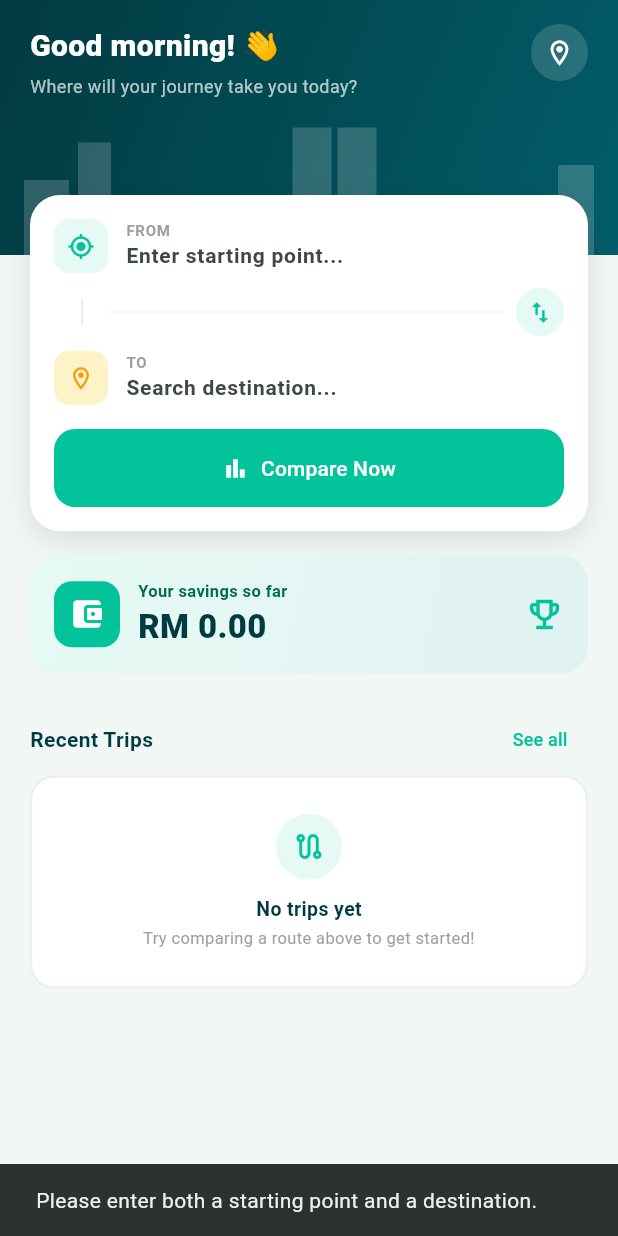
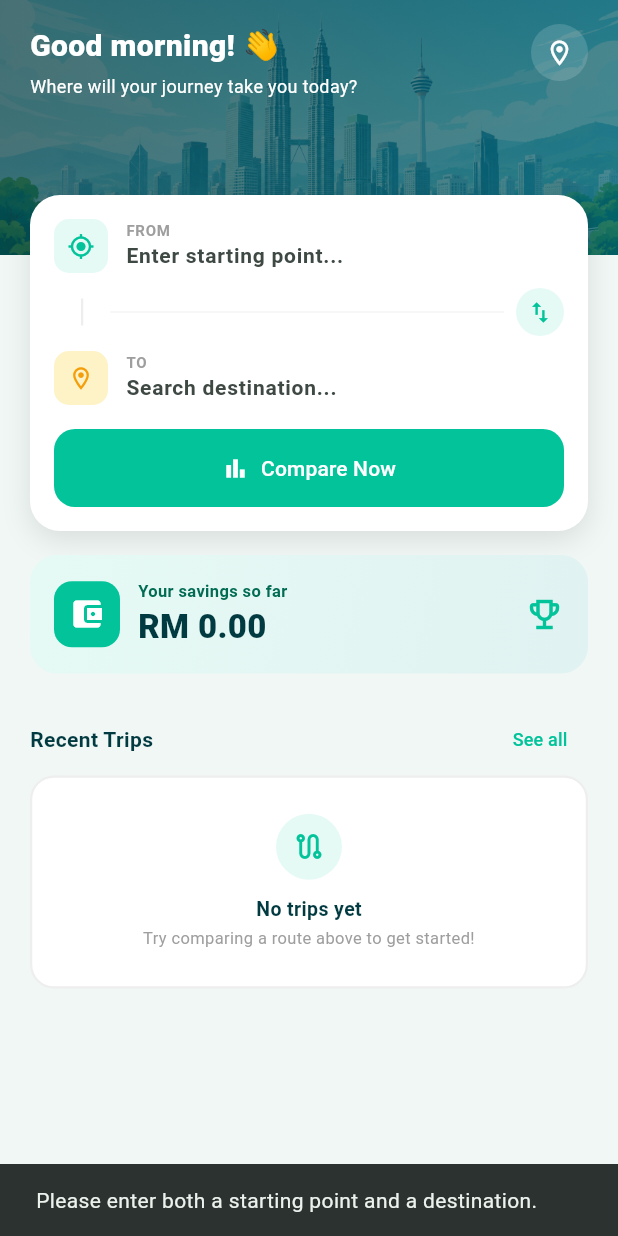
Before and after one commit to KumLong/driveorride, a Flutter app: the HomeScreen screen opened directly, after a tap on the "location on" icon, after a tap on "Compare Now", on a phone screen of 412 x 824 dp. Run offline on Flutter 3.47's test engine with Material 3 defaults, Android fonts, the phone set to English and light mode, and no system bars; our stand-ins replace csv, fl_chart, flutter_local_notifications, flutter_map, image_picker, latlong2 and 6 more; accounts and stored records are empty.

Commit message:
Update UI

```diff
--- a/lib/screens/home_screen.dart
+++ b/lib/screens/home_screen.dart
@@ -271,33 +271,28 @@ class _HomeScreenState extends State<HomeScreen> {
             child: Container(
               height: _headerHeight,
               width: double.infinity,
-              decoration: const BoxDecoration(
-                gradient: LinearGradient(
-                  colors: [AppColors.teal, Color(0xFF025D6A)],
-                  begin: Alignment.topLeft,
-                  end: Alignment.bottomRight,
-                ),
-              ),
               child: Stack(
+                fit: StackFit.expand,
                 children: [
-                  Positioned(
-                    bottom: 0, left: 0, right: 0,
-                    child: Opacity(
-                      opacity: 0.18,
-                      child: Row(
-                        crossAxisAlignment: CrossAxisAlignment.end,
-                        children: [
-                          Container(width: 30, height: 50, color: Colors.white, margin: const EdgeInsets.only(left: 16)),
-                          Container(width: 22, height: 75, color: Colors.white, margin: const EdgeInsets.only(left: 6)),
-                          const Spacer(),
-                          Container(width: 26, height: 85, color: Colors.white),
-                          Container(width: 26, height: 85, color: Colors.white, margin: const EdgeInsets.only(left: 4)),
-                          const Spacer(),
-                          Container(width: 24, height: 60, color: Colors.white, margin: const EdgeInsets.only(right: 16)),
+                  // KL cityscape background image
+                  Image.asset(
+                    'assets/icon/homescreen.png',
+                    fit: BoxFit.cover,
+                  ),
+                  // Dark overlay so text is readable over the image
+                  Container(
+                    decoration: BoxDecoration(
+                      gradient: LinearGradient(
+                        colors: [
+                          AppColors.teal.withOpacity(0.72),
+                          const Color(0xFF025D6A).withOpacity(0.72),
                         ],
+                        begin: Alignment.topLeft,
+                        end: Alignment.bottomRight,
                       ),
                     ),
                   ),
+                  // Text content
                   SafeArea(
                     bottom: false,
                     child: Padding(
@@ -316,7 +311,7 @@ class _HomeScreenState extends State<HomeScreen> {
                                 SizedBox(height: 4),
                                 Text(
                                   'Where will your journey take you today?',
-                                  style: TextStyle(fontSize: 12, color: Colors.white70),
+                                  style: TextStyle(fontSize: 12, color: Colors.white),
                                 ),
                               ],
                             ),
--- a/pubspec.yaml
+++ b/pubspec.yaml
@@ -26,7 +26,6 @@ dependencies:
   timezone: ^0.11.1
   fl_chart: ^1.2.0
   uuid: ^4.6.0
-  shared_preferences: ^2.3.3
 
 dev_dependencies:
   flutter_test:
@@ -38,3 +37,4 @@ flutter:
     - assets/gtfs/
     - assets/icon/logo.png
     - assets/icon/splashscreen.png
+    - assets/icon/homescreen.png
```
Also changed, not shown: lib/screens/profile_screen.dart (+59 -122 lines), assets/icon/homescreen.png (added), pubspec.lock.
